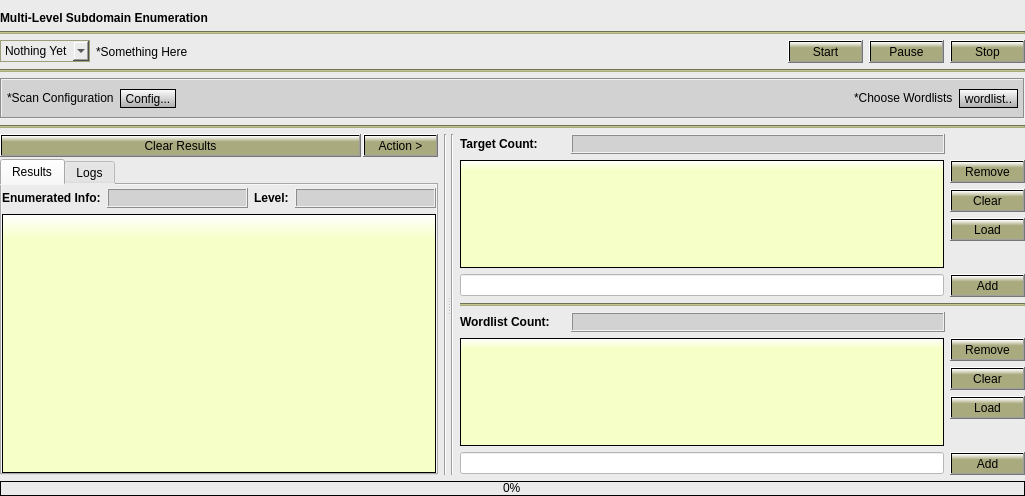
Old version of the form Gui/src/LevelTab/Level.ui in the repository 3nock/OTE.
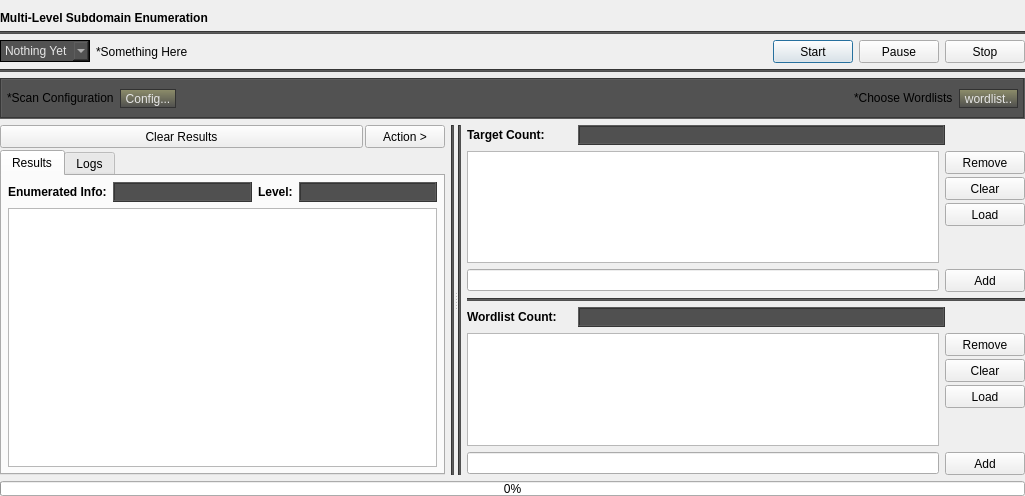
New version of the form.

Diff of the .ui file:
```diff
--- a/Gui/src/LevelTab/Level.ui
+++ b/Gui/src/LevelTab/Level.ui
@@ -14,8 +14,7 @@
    <string>Dialog</string>
   </property>
   <property name="styleSheet">
-   <string notr="true">background-color: rgb(235, 235, 235);
-</string>
+   <string notr="true"/>
   </property>
   <layout class="QVBoxLayout" name="verticalLayout_4">
    <property name="leftMargin">
@@ -51,7 +50,7 @@
      <item>
       <widget class="Line" name="line_18">
        <property name="styleSheet">
-        <string notr="true">background-color: rgb(170, 170, 127);</string>
+        <string notr="true">background-color:rgb(80, 80, 80);</string>
        </property>
        <property name="orientation">
         <enum>Qt::Horizontal</enum>
@@ -80,10 +79,11 @@
          </property>
          <property name="styleSheet">
           <string notr="true">border-style: solid;
-border-color: rgb(159, 159, 119);
+border-color: black;
 border-width: 1px;
-border-radius: 0px;
-selection-background-color:  rgb(177, 177, 133);</string>
+background-color:rgb(82, 82, 82);
+selection-background-color: qlineargradient(spread:pad, x1:0.5, y1:1, x2:0.5, y2:0, stop:0 rgba(77, 77, 77, 255), stop:0.7 rgb(143, 143, 107));
+color: rgb(230,230,230);</string>
          </property>
          <item>
           <property name="text">
@@ -114,8 +114,20 @@
        </item>
        <item>
         <widget class="QPushButton" name="pushButton_start">
+         <property name="sizePolicy">
+          <sizepolicy hsizetype="Fixed" vsizetype="Fixed">
+           <horstretch>0</horstretch>
+           <verstretch>0</verstretch>
+          </sizepolicy>
+         </property>
+         <property name="minimumSize">
+          <size>
+           <width>75</width>
+           <height>23</height>
+          </size>
+         </property>
          <property name="styleSheet">
-          <string notr="true">background-color: qlineargradient(x1: 0, y1: 0, x2: 0, y2: 1, stop: 0 white, stop: 0.3 rgb(170, 170, 127));</string>
+          <string notr="true"/>
          </property>
          <property name="text">
           <string>Start</string>
@@ -124,8 +136,20 @@
        </item>
        <item>
         <widget class="QPushButton" name="pushButton_pause">
+         <property name="sizePolicy">
+          <sizepolicy hsizetype="Fixed" vsizetype="Fixed">
+           <horstretch>0</horstretch>
+           <verstretch>0</verstretch>
+          </sizepolicy>
+         </property>
+         <property name="minimumSize">
+          <size>
+           <width>75</width>
+           <height>23</height>
+          </size>
+         </property>
          <property name="styleSheet">
-          <string notr="true">background-color: qlineargradient(x1: 0, y1: 0, x2: 0, y2: 1, stop: 0 white, stop: 0.3 rgb(170, 170, 127));</string>
+          <string notr="true"/>
          </property>
          <property name="text">
           <string>Pause</string>
@@ -134,8 +158,20 @@
        </item>
        <item>
         <widget class="QPushButton" name="pushButton_stop">
+         <property name="sizePolicy">
+          <sizepolicy hsizetype="Fixed" vsizetype="Fixed">
+           <horstretch>0</horstretch>
+           <verstretch>0</verstretch>
+          </sizepolicy>
+         </property>
+         <property name="minimumSize">
+          <size>
+           <width>75</width>
+           <height>23</height>
+          </size>
+         </property>
          <property name="styleSheet">
-          <string notr="true">background-color: qlineargradient(x1: 0, y1: 0, x2: 0, y2: 1, stop: 0 white, stop: 0.3 rgb(170, 170, 127));</string>
+          <string notr="true"/>
          </property>
          <property name="text">
           <string>Stop</string>
@@ -147,7 +183,7 @@
      <item>
       <widget class="Line" name="line">
        <property name="styleSheet">
-        <string notr="true">background-color: rgb(170, 170, 127);</string>
+        <string notr="true">background-color:rgb(80, 80, 80);</string>
        </property>
        <property name="orientation">
         <enum>Qt::Horizontal</enum>
@@ -161,7 +197,7 @@
      <item>
       <widget class="QFrame" name="frame">
        <property name="styleSheet">
-        <string notr="true">background-color: rgb(210, 210, 210);</string>
+        <string notr="true">background-color:rgb(82, 82, 82);</string>
        </property>
        <property name="frameShape">
         <enum>QFrame::Box</enum>
@@ -192,9 +228,10 @@
         <item>
          <widget class="QToolButton" name="toolButton_config">
           <property name="styleSheet">
-           <string notr="true">background-color: qlineargradient(x1: 0, y1: 0, x2: 0, y2: 1.5, stop: 0 white, stop: 1 grey);
+           <string notr="true">background-color: qlineargradient(spread:pad, x1:0.5, y1:1, x2:0.5, y2:0, stop:0 rgba(77, 77, 77, 255), stop:1 rgb(143, 143, 107));
+color: rgb(230,230,230);
 border-style: solid;
-border-color: black;
+border-color: rgb(50, 50, 50);
 border-width: 1px;
 border-radius: 15px</string>
           </property>
@@ -232,9 +269,10 @@
         <item>
          <widget class="QToolButton" name="toolButton_wordlist">
           <property name="styleSheet">
-           <string notr="true">background-color: qlineargradient(x1: 0, y1: 0, x2: 0, y2: 1.5, stop: 0 white, stop: 1 grey);
+           <string notr="true">background-color: qlineargradient(spread:pad, x1:0.5, y1:1, x2:0.5, y2:0, stop:0 rgba(77, 77, 77, 255), stop:1 rgb(143, 143, 107));
+color: rgb(230,230,230);
 border-style: solid;
-border-color: black;
+border-color: rgb(50, 50, 50);
 border-width: 1px;
 border-radius: 15px</string>
           </property>
@@ -246,16 +284,6 @@
        </layout>
       </widget>
      </item>
-     <item>
-      <widget class="Line" name="line_2">
-       <property name="styleSheet">
-        <string notr="true">background-color: rgb(170, 170, 127);</string>
-       </property>
-       <property name="orientation">
-        <enum>Qt::Horizontal</enum>
-       </property>
-      </widget>
-     </item>
     </layout>
    </item>
    <item>
@@ -293,7 +321,7 @@
               <enum>Qt::StrongFocus</enum>
              </property>
              <property name="styleSheet">
-              <string notr="true">background-color: qlineargradient(x1: 0, y1: 0, x2: 0, y2: 1, stop: 0 white, stop: 0.3 rgb(170, 170, 127));</string>
+              <string notr="true"/>
              </property>
              <property name="text">
               <string>Clear Results</string>
@@ -321,7 +349,7 @@
               </font>
              </property>
              <property name="styleSheet">
-              <string notr="true">background-color: qlineargradient(x1: 0, y1: 0, x2: 0, y2: 1, stop: 0 white, stop: 0.3 rgb(170, 170, 127));</string>
+              <string notr="true"/>
              </property>
              <property name="text">
               <string>Action &gt;</string>
@@ -332,6 +360,9 @@
          </item>
          <item>
           <widget class="QTabWidget" name="tabWidget_output_dnsRecords_2">
+           <property name="styleSheet">
+            <string notr="true"/>
+           </property>
            <property name="currentIndex">
             <number>0</number>
            </property>
@@ -341,16 +372,16 @@
             </attribute>
             <layout class="QVBoxLayout" name="verticalLayout_21">
              <property name="leftMargin">
-              <number>0</number>
+              <number>6</number>
              </property>
              <property name="topMargin">
-              <number>3</number>
+              <number>6</number>
              </property>
              <property name="rightMargin">
-              <number>0</number>
+              <number>6</number>
              </property>
              <property name="bottomMargin">
-              <number>0</number>
+              <number>6</number>
              </property>
              <item>
               <layout class="QHBoxLayout" name="horizontalLayout_19">
@@ -394,7 +425,7 @@
                   </size>
                  </property>
                  <property name="styleSheet">
-                  <string notr="true">background-color: rgb(210, 210, 210);</string>
+                  <string notr="true">background-color:rgb(80, 80, 80);</string>
                  </property>
                  <property name="frameShape">
                   <enum>QFrame::Box</enum>
@@ -429,7 +460,7 @@
                <item>
                 <widget class="QLabel" name="label_levels">
                  <property name="styleSheet">
-                  <string notr="true">background-color: rgb(210, 210, 210);</string>
+                  <string notr="true">background-color:rgb(80, 80, 80);</string>
                  </property>
                  <property name="frameShape">
                   <enum>QFrame::Box</enum>
@@ -450,13 +481,7 @@
                 <enum>Qt::CustomContextMenu</enum>
                </property>
                <property name="styleSheet">
-                <string notr="true">QWidget#tableView_results{
-background-color: qlineargradient(x1: 0, y1: 0, x2: 0, y2: 1, stop: 0 white, stop: 0.1  rgb(246, 255, 199));
-border-style: solid;
-border-color: black;
-border-width: 1px;
-border-radius: 0px;
-}</string>
+                <string notr="true"/>
                </property>
                <property name="editTriggers">
                 <set>QAbstractItemView::NoEditTriggers</set>
@@ -554,6 +579,9 @@
        </item>
        <item>
         <widget class="Line" name="line_14">
+         <property name="styleSheet">
+          <string notr="true">background-color:rgb(80, 80, 80);</string>
+         </property>
          <property name="orientation">
           <enum>Qt::Vertical</enum>
          </property>
@@ -565,6 +593,9 @@
       <layout class="QHBoxLayout" name="horizontalLayout_2">
        <item>
         <widget class="Line" name="line_15">
+         <property name="styleSheet">
+          <string notr="true">background-color:rgb(80, 80, 80);</string>
+         </property>
          <property name="orientation">
           <enum>Qt::Vertical</enum>
          </property>
@@ -620,7 +651,7 @@
               </size>
              </property>
              <property name="styleSheet">
-              <string notr="true">background-color: rgb(210, 210, 210);</string>
+              <string notr="true">background-color:rgb(80, 80, 80);</string>
              </property>
              <property name="frameShape">
               <enum>QFrame::Box</enum>
@@ -656,13 +687,7 @@
            <item>
             <widget class="QTableView" name="tableView_subdomains">
              <property name="styleSheet">
-              <string notr="true">QWidget#tableView_subdomains{
-background-color: qlineargradient(x1: 0, y1: 0, x2: 0, y2: 1, stop: 0 white, stop: 0.1  rgb(246, 255, 199));
-border-style: solid;
-border-color: black;
-border-width: 1px;
-border-radius: 0px;
-}</string>
+              <string notr="true"/>
              </property>
              <property name="editTriggers">
               <set>QAbstractItemView::NoEditTriggers</set>
@@ -704,10 +729,25 @@
            </item>
            <item>
             <layout class="QVBoxLayout" name="verticalLayout_5">
+             <property name="spacing">
+              <number>3</number>
+             </property>
              <item>
               <widget class="QPushButton" name="pushButton_removeSubdomains">
+               <property name="sizePolicy">
+                <sizepolicy hsizetype="Fixed" vsizetype="Fixed">
+                 <horstretch>0</horstretch>
+                 <verstretch>0</verstretch>
+                </sizepolicy>
+               </property>
+               <property name="minimumSize">
+                <size>
+                 <width>75</width>
+                 <height>23</height>
+                </size>
+               </property>
                <property name="styleSheet">
-                <string notr="true">background-color: qlineargradient(x1: 0, y1: 0, x2: 0, y2: 1, stop: 0 white, stop: 0.3 rgb(170, 170, 127));</string>
+                <string notr="true"/>
                </property>
                <property name="text">
                 <string>Remove</string>
@@ -716,8 +756,20 @@
              </item>
              <item>
               <widget class="QPushButton" name="pushButton_clearSubdomains">
+               <property name="sizePolicy">
+                <sizepolicy hsizetype="Fixed" vsizetype="Fixed">
+                 <horstretch>0</horstretch>
+                 <verstretch>0</verstretch>
+                </sizepolicy>
+               </property>
+               <property name="minimumSize">
+                <size>
+                 <width>75</width>
+                 <height>23</height>
+                </size>
+               </property>
                <property name="styleSheet">
-                <string notr="true">background-color: qlineargradient(x1: 0, y1: 0, x2: 0, y2: 1, stop: 0 white, stop: 0.3 rgb(170, 170, 127));</string>
+                <string notr="true"/>
                </property>
                <property name="text">
                 <string>Clear</string>
@@ -726,8 +778,20 @@
              </item>
              <item>
               <widget class="QPushButton" name="pushButton_loadSubdomains">
+               <property name="sizePolicy">
+                <sizepolicy hsizetype="Fixed" vsizetype="Fixed">
+                 <horstretch>0</horstretch>
+                 <verstretch>0</verstretch>
+                </sizepolicy>
+               </property>
+               <property name="minimumSize">
+                <size>
+                 <width>75</width>
+                 <height>23</height>
+                </size>
+               </property>
                <property name="styleSheet">
-                <string notr="true">background-color: qlineargradient(x1: 0, y1: 0, x2: 0, y2: 1, stop: 0 white, stop: 0.3 rgb(170, 170, 127));</string>
+                <string notr="true"/>
                </property>
                <property name="text">
                 <string>Load</string>
@@ -756,14 +820,26 @@
            <item>
             <widget class="QLineEdit" name="lineEdit_subdomains">
              <property name="styleSheet">
-              <string notr="true">background-color: rgb(255, 255, 255);</string>
+              <string notr="true"/>
              </property>
             </widget>
            </item>
            <item>
             <widget class="QPushButton" name="pushButton_addSubdomains">
+             <property name="sizePolicy">
+              <sizepolicy hsizetype="Fixed" vsizetype="Fixed">
+               <horstretch>0</horstretch>
+               <verstretch>0</verstretch>
+              </sizepolicy>
+             </property>
+             <property name="minimumSize">
+              <size>
+               <width>75</width>
+               <height>23</height>
+              </size>
+             </property>
              <property name="styleSheet">
-              <string notr="true">background-color: qlineargradient(x1: 0, y1: 0, x2: 0, y2: 1, stop: 0 white, stop: 0.3 rgb(170, 170, 127));</string>
+              <string notr="true"/>
              </property>
              <property name="text">
               <string>Add</string>
@@ -775,7 +851,7 @@
          <item>
           <widget class="Line" name="line_16">
            <property name="styleSheet">
-            <string notr="true">background-color: rgb(170, 170, 127);</string>
+            <string notr="true">background-color:rgb(80, 80, 80);</string>
            </property>
            <property name="orientation">
             <enum>Qt::Horizontal</enum>
@@ -842,7 +918,7 @@
               </font>
              </property>
              <property name="styleSheet">
-              <string notr="true">background-color: rgb(210, 210, 210);</string>
+              <string notr="true">background-color:rgb(80, 80, 80);</string>
              </property>
              <property name="frameShape">
               <enum>QFrame::Box</enum>
@@ -884,19 +960,7 @@
               </font>
              </property>
              <property name="styleSheet">
-              <string notr="true">QWidget#listWidget_wordlist{
-background-color: qlineargradient(x1: 0, y1: 0, x2: 0, y2: 1, stop: 0 white, stop: 0.1  rgb(246, 255, 199));
-border-style: solid;
-border-color: black;
-border-width: 1px;
-border-radius: 0px;
-}
-QListWidget::item:selected {
-background-color:  rgb(199, 199, 149);
-color: black;}
-QListWidget::item:hover{
-background-color: rgb(230, 230, 172);
-}</string>
+              <string notr="true"/>
              </property>
              <property name="editTriggers">
               <set>QAbstractItemView::DoubleClicked</set>
@@ -914,8 +978,17 @@
            </item>
            <item>
             <layout class="QVBoxLayout" name="verticalLayout_23">
+             <property name="spacing">
+              <number>3</number>
+             </property>
              <item>
               <widget class="QPushButton" name="pushButton_removeWordlist">
+               <property name="sizePolicy">
+                <sizepolicy hsizetype="Fixed" vsizetype="Fixed">
+                 <horstretch>0</horstretch>
+                 <verstretch>0</verstretch>
+                </sizepolicy>
+               </property>
                <property name="minimumSize">
                 <size>
                  <width>75</width>
@@ -923,7 +996,7 @@
                 </size>
                </property>
                <property name="styleSheet">
-                <string notr="true">background-color: qlineargradient(x1: 0, y1: 0, x2: 0, y2: 1, stop: 0 white, stop: 0.3 rgb(170, 170, 127));</string>
+                <string notr="true"/>
                </property>
                <property name="text">
                 <string>Remove</string>
@@ -945,7 +1018,7 @@
                 </size>
                </property>
                <property name="styleSheet">
-                <string notr="true">background-color: qlineargradient(x1: 0, y1: 0, x2: 0, y2: 1, stop: 0 white, stop: 0.3 rgb(170, 170, 127));</string>
+                <string notr="true"/>
                </property>
                <property name="text">
                 <string>Clear</string>
@@ -967,7 +1040,7 @@
                 </size>
                </property>
                <property name="styleSheet">
-                <string notr="true">background-color: qlineargradient(x1: 0, y1: 0, x2: 0, y2: 1, stop: 0 white, stop: 0.3 rgb(170, 170, 127));</string>
+                <string notr="true"/>
                </property>
                <property name="text">
                 <string>Load</string>
@@ -996,7 +1069,7 @@
            <item>
             <widget class="QLineEdit" name="lineEdit_wordlist">
              <property name="styleSheet">
-              <string notr="true">background-color: rgb(255, 255, 255);</string>
+              <string notr="true"/>
              </property>
             </widget>
            </item>
@@ -1015,7 +1088,7 @@
               </size>
              </property>
              <property name="styleSheet">
-              <string notr="true">background-color: qlineargradient(x1: 0, y1: 0, x2: 0, y2: 1, stop: 0 white, stop: 0.3 rgb(170, 170, 127));</string>
+              <string notr="true"/>
              </property>
              <property name="text">
               <string>Add</string>
@@ -1045,15 +1118,7 @@
       </size>
      </property>
      <property name="styleSheet">
-      <string notr="true">QProgressBar::chunk {
-    background-color: qlineargradient(x1: 0, y1: 0, x2: 0, y2: 1, stop: 0 white, stop: 0.3 rgb(170, 170, 127));
-}
-
-QProgressBar {
-    border: 1px solid black;
-    /*border-radius: 5px;*/
-    text-align: center;
-}</string>
+      <string notr="true"/>
      </property>
      <property name="value">
       <number>0</number>
```
Left out of the diff: 14 changed lines with no effect on the pictures.
